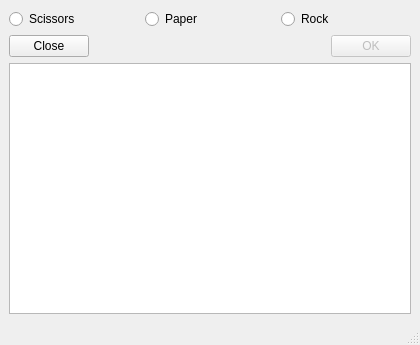
Qt form plugins/roshambo/game.ui (xmpp-graveyard/jabbim) before a commit.
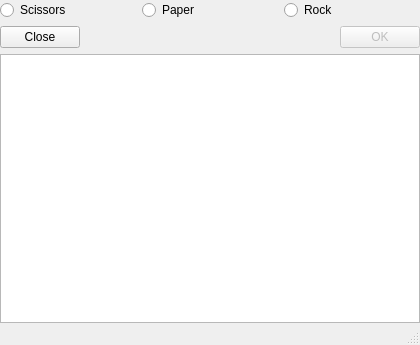
The same form after that commit. Icons and pictures are not drawn.

Patch:
```diff
--- a/plugins/roshambo/game.ui
+++ b/plugins/roshambo/game.ui
@@ -21,7 +21,7 @@
   <widget class="QWidget" name="centralwidget" >
    <layout class="QGridLayout" >
     <property name="margin" >
-     <number>9</number>
+     <number>0</number>
     </property>
     <property name="spacing" >
      <number>6</number>
```
